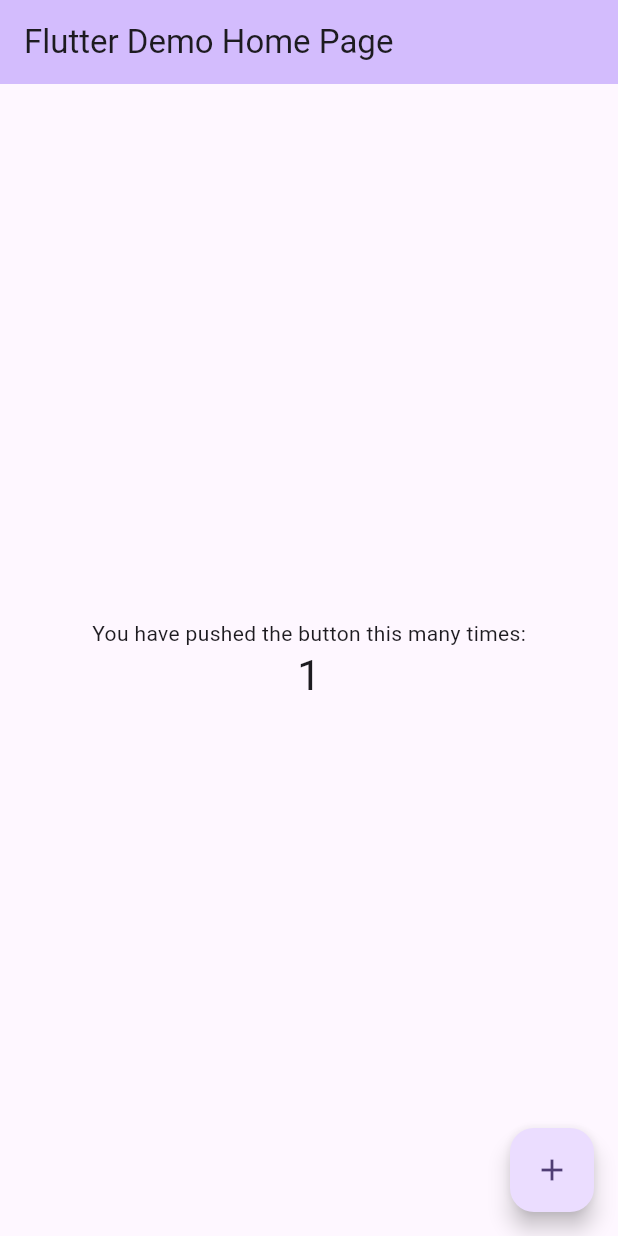
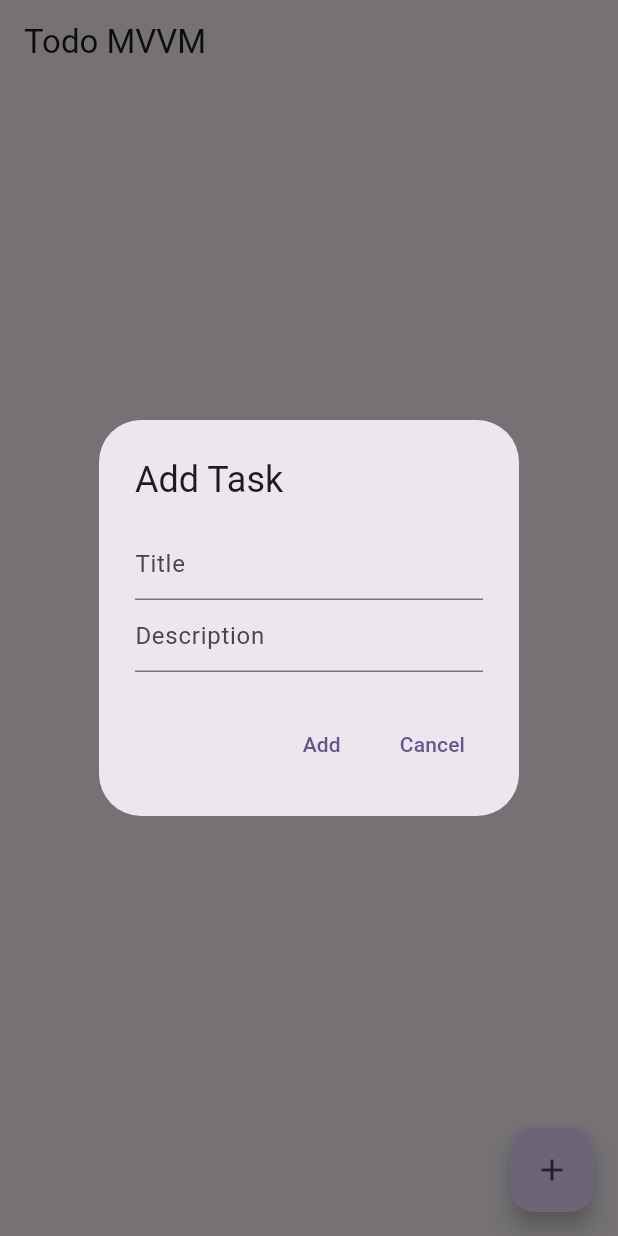
Before and after one commit to didierganthier/todo_mvvm, a Flutter app: the screen it shows after launch, after a tap on the "add" icon, on a phone screen of 412 x 824 dp. Run offline on Flutter 3.47's test engine with Material 3 defaults, Android fonts, the phone set to English and light mode, and no system bars.

Commit message:
Build UI

```diff
--- a/lib/main.dart
+++ b/lib/main.dart
@@ -1,4 +1,5 @@
 import 'package:flutter/material.dart';
+import 'package:todo_mvvm/task/ui.dart';
 
 void main() {
   runApp(const MyApp());
@@ -13,113 +14,10 @@ class MyApp extends StatelessWidget {
     return MaterialApp(
       title: 'Flutter Demo',
       theme: ThemeData(
-        // This is the theme of your application.
-        //
-        // TRY THIS: Try running your application with "flutter run". You'll see
-        // the application has a blue toolbar. Then, without quitting the app,
-        // try changing the seedColor in the colorScheme below to Colors.green
-        // and then invoke "hot reload" (save your changes or press the "hot
-        // reload" button in a Flutter-supported IDE, or press "r" if you used
-        // the command line to start the app).
-        //
-        // Notice that the counter didn't reset back to zero; the application
-        // state is not lost during the reload. To reset the state, use hot
-        // restart instead.
-        //
-        // This works for code too, not just values: Most code changes can be
-        // tested with just a hot reload.
         colorScheme: ColorScheme.fromSeed(seedColor: Colors.deepPurple),
         useMaterial3: true,
       ),
-      home: const MyHomePage(title: 'Flutter Demo Home Page'),
+      home: const TaskWidget(),
     );
   }
 }
-
-class MyHomePage extends StatefulWidget {
-  const MyHomePage({super.key, required this.title});
-
-  // This widget is the home page of your application. It is stateful, meaning
-  // that it has a State object (defined below) that contains fields that affect
-  // how it looks.
-
-  // This class is the configuration for the state. It holds the values (in this
-  // case the title) provided by the parent (in this case the App widget) and
-  // used by the build method of the State. Fields in a Widget subclass are
-  // always marked "final".
-
-  final String title;
-
-  @override
-  State<MyHomePage> createState() => _MyHomePageState();
-}
-
-class _MyHomePageState extends State<MyHomePage> {
-  int _counter = 0;
-
-  void _incrementCounter() {
-    setState(() {
-      // This call to setState tells the Flutter framework that something has
-      // changed in this State, which causes it to rerun the build method below
-      // so that the display can reflect the updated values. If we changed
-      // _counter without calling setState(), then the build method would not be
-      // called again, and so nothing would appear to happen.
-      _counter++;
-    });
-  }
-
-  @override
-  Widget build(BuildContext context) {
-    // This method is rerun every time setState is called, for instance as done
-    // by the _incrementCounter method above.
-    //
-    // The Flutter framework has been optimized to make rerunning build methods
-    // fast, so that you can just rebuild anything that needs updating rather
-    // than having to individually change instances of widgets.
-    return Scaffold(
-      appBar: AppBar(
-        // TRY THIS: Try changing the color here to a specific color (to
-        // Colors.amber, perhaps?) and trigger a hot reload to see the AppBar
-        // change color while the other colors stay the same.
-        backgroundColor: Theme.of(context).colorScheme.inversePrimary,
-        // Here we take the value from the MyHomePage object that was created by
-        // the App.build method, and use it to set our appbar title.
-        title: Text(widget.title),
-      ),
-      body: Center(
-        // Center is a layout widget. It takes a single child and positions it
-        // in the middle of the parent.
-        child: Column(
-          // Column is also a layout widget. It takes a list of children and
-          // arranges them vertically. By default, it sizes itself to fit its
-          // children horizontally, and tries to be as tall as its parent.
-          //
-          // Column has various properties to control how it sizes itself and
-          // how it positions its children. Here we use mainAxisAlignment to
-          // center the children vertically; the main axis here is the vertical
-          // axis because Columns are vertical (the cross axis would be
-          // horizontal).
-          //
-          // TRY THIS: Invoke "debug painting" (choose the "Toggle Debug Paint"
-          // action in the IDE, or press "p" in the console), to see the
-          // wireframe for each widget.
-          mainAxisAlignment: MainAxisAlignment.center,
-          children: <Widget>[
-            const Text(
-              'You have pushed the button this many times:',
-            ),
-            Text(
-              '$_counter',
-              style: Theme.of(context).textTheme.headlineMedium,
-            ),
-          ],
-        ),
-      ),
-      floatingActionButton: FloatingActionButton(
-        onPressed: _incrementCounter,
-        tooltip: 'Increment',
-        child: const Icon(Icons.add),
-      ), // This trailing comma makes auto-formatting nicer for build methods.
-    );
-  }
-}
--- a/lib/task/ui.dart
+++ b/lib/task/ui.dart
@@ -0,0 +1,133 @@
+import 'package:flutter/material.dart';
+import 'package:todo_mvvm/mvvm/observer.dart';
+import 'package:todo_mvvm/task/model.dart';
+import 'package:todo_mvvm/task/repository.dart';
+import 'package:todo_mvvm/task/viewmodel.dart';
+
+class TaskWidget extends StatefulWidget {
+  const TaskWidget({super.key});
+
+  @override
+  State<TaskWidget> createState() => _TaskWidgetState();
+}
+
+class _TaskWidgetState extends State<TaskWidget> implements EventObserver {
+  final TaskViewModel _viewModel = TaskViewModel(TaskRepository());
+  bool _isLoading = false;
+  List<Task> _tasks = [];
+
+  @override
+  void initState() {
+    // TODO: implement initState
+    super.initState();
+    _viewModel.addObserver(this);
+  }
+
+  @override
+  void dispose() {
+    super.dispose();
+    _viewModel.removeObserver(this);
+  }
+
+  @override
+  Widget build(BuildContext context) {
+    return Scaffold(
+      appBar: AppBar(
+        title: const Text('Todo MVVM'),
+      ),
+      body: _isLoading
+          ? const Center(
+              child: CircularProgressIndicator(),
+            )
+          : ListView.builder(
+              itemCount: _tasks.length,
+              itemBuilder: (context, index) {
+                return ListTile(
+                  title: Text(_tasks[index].title),
+                  subtitle: Text(_tasks[index].description),
+                  trailing: Checkbox(
+                    value: _tasks[index].done,
+                    onChanged: (value) {
+                      setState(() {
+                        _tasks[index].done = value!;
+                      });
+                    },
+                  ),
+                );
+              },
+            ),
+      floatingActionButton: FloatingActionButton(
+        onPressed: () {
+          _showAddTaskDialog();
+        },
+        child: const Icon(Icons.add),
+      ),
+    );
+  }
+
+  _showAddTaskDialog() {
+    TextEditingController titleController = TextEditingController();
+    TextEditingController descriptionController = TextEditingController();
+    return showDialog(
+      context: context,
+      builder: (context) {
+        return AlertDialog(
+          title: const Text('Add Task'),
+          content: Column(
+            mainAxisSize: MainAxisSize.min,
+            children: [
+              TextField(
+                controller: titleController,
+                decoration: const InputDecoration(
+                  hintText: 'Title',
+                ),
+              ),
+              TextField(
+                controller: descriptionController,
+                decoration: const InputDecoration(
+                  hintText: 'Description',
+                ),
+              ),
+            ],
+          ),
+          actions: [
+            TextButton(
+              onPressed: () {
+                if (titleController.text.isNotEmpty &&
+                    descriptionController.text.isNotEmpty) {
+                  _viewModel.addTask(
+                      titleController.text, descriptionController.text);
+                  Navigator.pop(context);
+                }
+              },
+              child: const Text('Add'),
+            ),
+            TextButton(
+              onPressed: () {
+                Navigator.pop(context);
+              },
+              child: const Text('Cancel'),
+            ),
+          ],
+        );
+      },
+    );
+  }
+
+  @override
+  void notify(ViewEvent event) {
+    if (event is LoadingEvent) {
+      setState(() {
+        _isLoading = event.isLoading;
+      });
+    } else if (event is TasksLoadedEvent) {
+      setState(() {
+        _tasks = event.tasks;
+      });
+    } else if (event is TaskAddedEvent) {
+      setState(() {
+        _tasks.add(event.task);
+      });
+    }
+  }
+}
```
